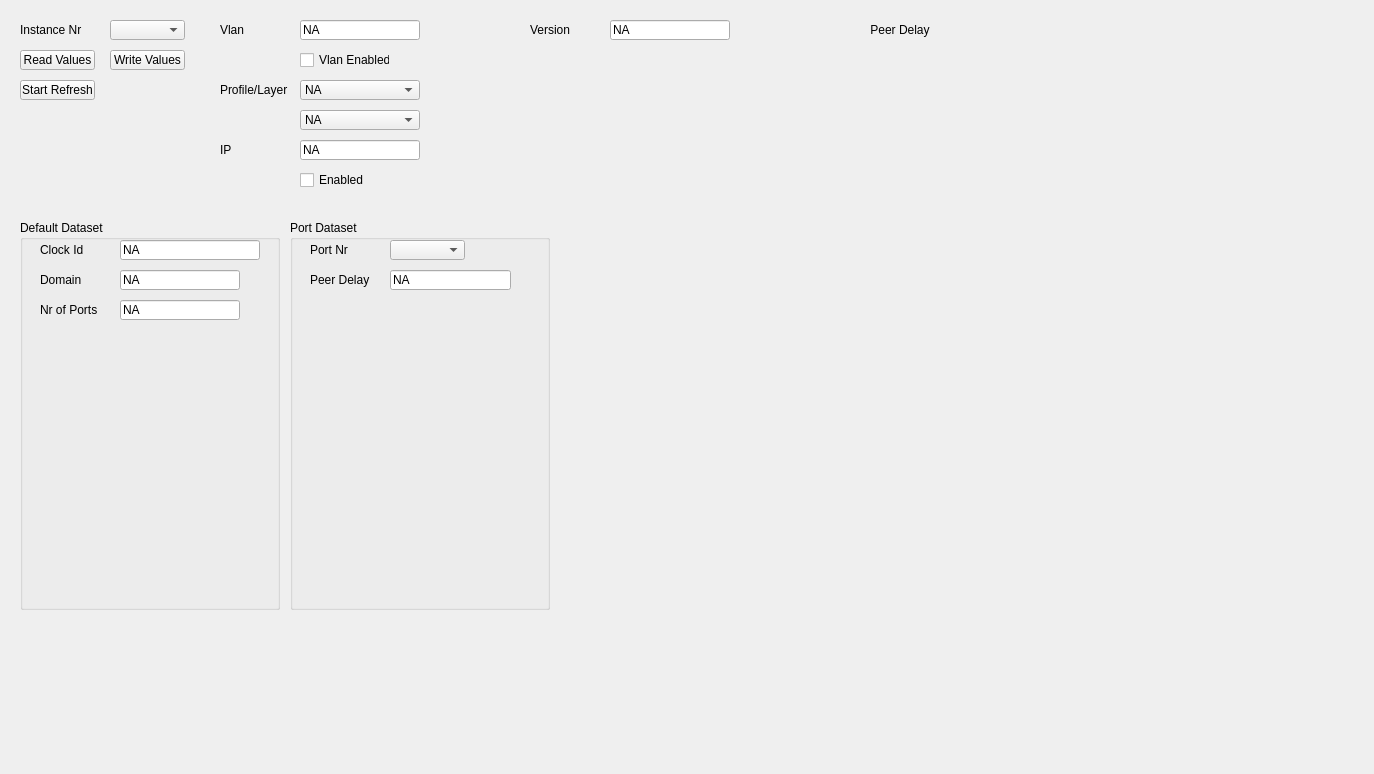
Above: UCM/Library/UniversalConfigurationManager/PtpTcTab/Ucm_PtpTcTab.ui from NetTimeLogic/UniversalConfigurationManager before the change. Below: the same form after it.
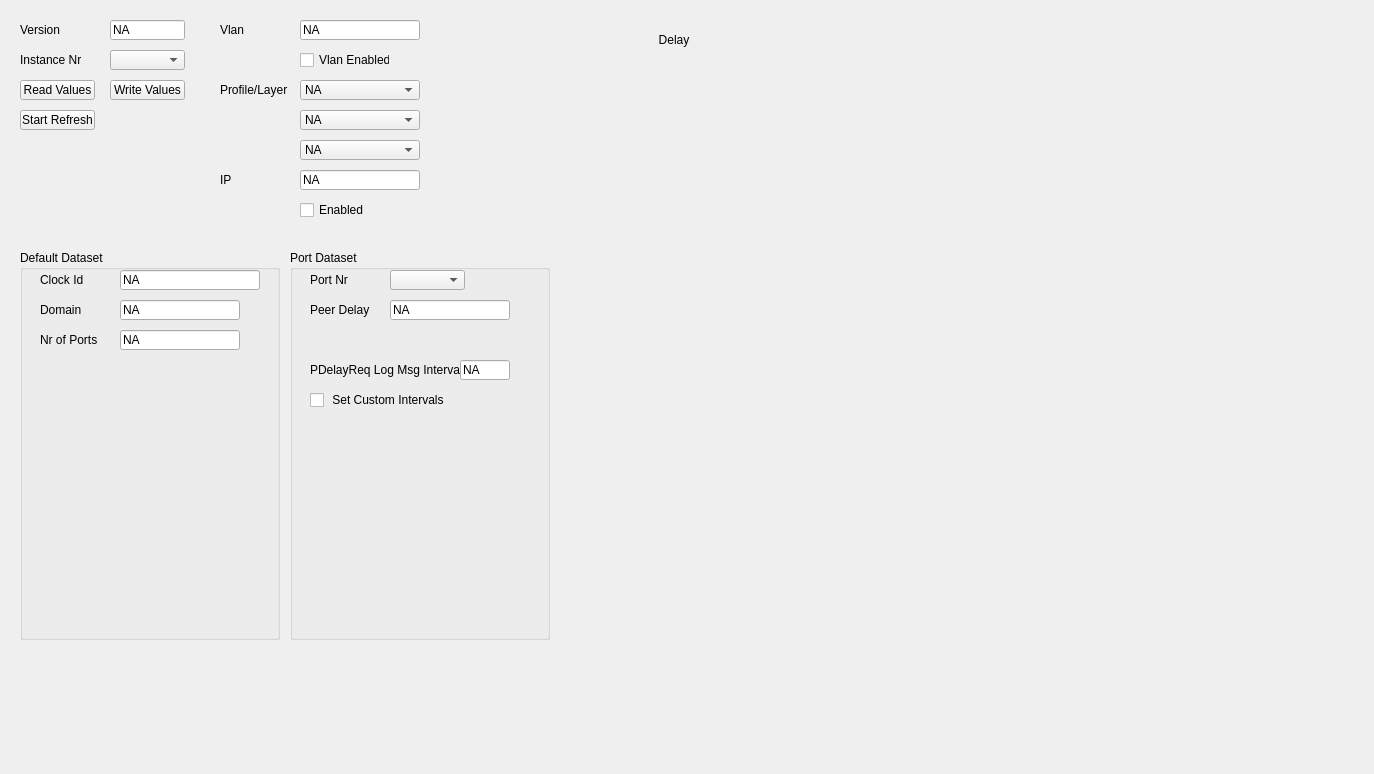
That is the form after the change.

What changed in the file:
```diff
--- a/UCM/Library/UniversalConfigurationManager/PtpTcTab/Ucm_PtpTcTab.ui
+++ b/UCM/Library/UniversalConfigurationManager/PtpTcTab/Ucm_PtpTcTab.ui
@@ -10,6 +10,12 @@
     <height>774</height>
    </rect>
   </property>
+  <property name="sizePolicy">
+   <sizepolicy hsizetype="Fixed" vsizetype="Fixed">
+    <horstretch>0</horstretch>
+    <verstretch>0</verstretch>
+   </sizepolicy>
+  </property>
   <property name="windowTitle">
    <string>Form</string>
   </property>
@@ -17,7 +23,7 @@
    <property name="geometry">
     <rect>
      <x>110</x>
-     <y>50</y>
+     <y>80</y>
      <width>75</width>
      <height>20</height>
     </rect>
@@ -33,7 +39,7 @@
    <property name="geometry">
     <rect>
      <x>300</x>
-     <y>140</y>
+     <y>170</y>
      <width>120</width>
      <height>20</height>
     </rect>
@@ -42,25 +48,6 @@
     <string>NA</string>
    </property>
   </widget>
-  <widget class="QLabel" name="PtpTcDelayChartLabel">
-   <property name="geometry">
-    <rect>
-     <x>750</x>
-     <y>20</y>
-     <width>300</width>
-     <height>20</height>
-    </rect>
-   </property>
-   <property name="layoutDirection">
-    <enum>Qt::LeftToRight</enum>
-   </property>
-   <property name="text">
-    <string>Peer Delay</string>
-   </property>
-   <property name="alignment">
-    <set>Qt::AlignCenter</set>
-   </property>
-  </widget>
   <widget class="QComboBox" name="PtpTcLayerValue">
    <property name="geometry">
     <rect>
@@ -93,7 +80,7 @@
    <property name="geometry">
     <rect>
      <x>110</x>
-     <y>20</y>
+     <y>50</y>
      <width>75</width>
      <height>20</height>
     </rect>
@@ -103,11 +90,17 @@
    <property name="geometry">
     <rect>
      <x>20</x>
-     <y>220</y>
+     <y>250</y>
      <width>260</width>
      <height>390</height>
     </rect>
    </property>
+   <property name="sizePolicy">
+    <sizepolicy hsizetype="Preferred" vsizetype="Preferred">
+     <horstretch>0</horstretch>
+     <verstretch>0</verstretch>
+    </sizepolicy>
+   </property>
    <property name="title">
     <string>Default Dataset</string>
    </property>
@@ -206,7 +199,7 @@
    <property name="geometry">
     <rect>
      <x>20</x>
-     <y>50</y>
+     <y>80</y>
      <width>75</width>
      <height>20</height>
     </rect>
@@ -221,9 +214,9 @@
    </property>
    <property name="geometry">
     <rect>
-     <x>610</x>
+     <x>110</x>
      <y>20</y>
-     <width>120</width>
+     <width>75</width>
      <height>20</height>
     </rect>
    </property>
@@ -237,7 +230,7 @@
   <widget class="QLabel" name="PtpTcVersionLabel">
    <property name="geometry">
     <rect>
-     <x>530</x>
+     <x>20</x>
      <y>20</y>
      <width>80</width>
      <height>20</height>
@@ -264,7 +257,7 @@
    <property name="geometry">
     <rect>
      <x>20</x>
-     <y>80</y>
+     <y>110</y>
      <width>75</width>
      <height>20</height>
     </rect>
@@ -277,7 +270,7 @@
    <property name="geometry">
     <rect>
      <x>220</x>
-     <y>140</y>
+     <y>170</y>
      <width>80</width>
      <height>20</height>
     </rect>
@@ -323,7 +316,7 @@
    <property name="geometry">
     <rect>
      <x>290</x>
-     <y>220</y>
+     <y>250</y>
      <width>260</width>
      <height>390</height>
     </rect>
@@ -352,7 +345,7 @@
      <rect>
       <x>100</x>
       <y>50</y>
-      <width>121</width>
+      <width>120</width>
       <height>20</height>
      </rect>
     </property>
@@ -386,12 +379,57 @@
      <string>Port Nr</string>
     </property>
    </widget>
+   <widget class="QLineEdit" name="PtpTcPortDsPDelayReqLogMsgIntervalValue">
+    <property name="enabled">
+     <bool>true</bool>
+    </property>
+    <property name="geometry">
+     <rect>
+      <x>170</x>
+      <y>110</y>
+      <width>50</width>
+      <height>20</height>
+     </rect>
+    </property>
+    <property name="text">
+     <string>NA</string>
+    </property>
+    <property name="readOnly">
+     <bool>false</bool>
+    </property>
+   </widget>
+   <widget class="QLabel" name="PtpTcPortDsPDelayReqLogMsgIntervalLabel">
+    <property name="geometry">
+     <rect>
+      <x>20</x>
+      <y>110</y>
+      <width>150</width>
+      <height>20</height>
+     </rect>
+    </property>
+    <property name="text">
+     <string>PDelayReq Log Msg Interval</string>
+    </property>
+   </widget>
+   <widget class="QCheckBox" name="PtpTcPortDsSetCustomIntervalsCheckBox">
+    <property name="geometry">
+     <rect>
+      <x>20</x>
+      <y>140</y>
+      <width>200</width>
+      <height>20</height>
+     </rect>
+    </property>
+    <property name="text">
+     <string> Set Custom Intervals</string>
+    </property>
+   </widget>
   </widget>
   <widget class="QLabel" name="PtpTcInstanceLabel">
    <property name="geometry">
     <rect>
      <x>20</x>
-     <y>20</y>
+     <y>50</y>
      <width>80</width>
      <height>20</height>
     </rect>
@@ -417,7 +455,7 @@
    <property name="geometry">
     <rect>
      <x>300</x>
-     <y>170</y>
+     <y>200</y>
      <width>80</width>
      <height>20</height>
     </rect>
@@ -455,21 +493,111 @@
     <string>Profile/Layer</string>
    </property>
   </widget>
-  <widget class="QWidget" name="PtpTcDelayChartWidget">
+  <widget class="QComboBox" name="PtpTcDelayMechanismValue">
    <property name="geometry">
     <rect>
-     <x>750</x>
+     <x>300</x>
+     <y>140</y>
+     <width>120</width>
+     <height>20</height>
+    </rect>
+   </property>
+   <property name="autoFillBackground">
+    <bool>false</bool>
+   </property>
+   <item>
+    <property name="text">
+     <string>NA</string>
+    </property>
+   </item>
+   <item>
+    <property name="text">
+     <string>E2E</string>
+    </property>
+   </item>
+   <item>
+    <property name="text">
+     <string>P2P</string>
+    </property>
+   </item>
+  </widget>
+  <widget class="QLabel" name="PtpTcDelayChartLabel">
+   <property name="geometry">
+    <rect>
+     <x>449</x>
+     <y>30</y>
+     <width>450</width>
+     <height>20</height>
+    </rect>
+   </property>
+   <property name="layoutDirection">
+    <enum>Qt::LeftToRight</enum>
+   </property>
+   <property name="text">
+    <string>Delay</string>
+   </property>
+   <property name="alignment">
+    <set>Qt::AlignCenter</set>
+   </property>
+  </widget>
+  <widget class="QWidget" name="PtpTcDelayChartValue" native="true">
+   <property name="geometry">
+    <rect>
+     <x>450</x>
      <y>20</y>
-     <width>300</width>
-     <height>170</height>
+     <width>450</width>
+     <height>210</height>
     </rect>
    </property>
-   <layout class="QVBoxLayout" name="PtpTcDelayChartLayout">
+   <property name="autoFillBackground">
+    <bool>true</bool>
+   </property>
+   <layout class="QVBoxLayout" name="verticalLayout">
     <property name="spacing">
-     <number>6</number>
+     <number>0</number>
     </property>
+    <property name="leftMargin">
+     <number>0</number>
+    </property>
+    <property name="topMargin">
+     <number>0</number>
+    </property>
+    <property name="rightMargin">
+     <number>0</number>
+    </property>
+    <property name="bottomMargin">
+     <number>0</number>
+    </property>
+    <item>
+     <layout class="QVBoxLayout" name="PtpTcDelayChartLayout">
+      <property name="spacing">
+       <number>0</number>
+      </property>
+     </layout>
+    </item>
    </layout>
   </widget>
+  <zorder>PtpTcWriteValuesButton</zorder>
+  <zorder>PtpTcIpValue</zorder>
+  <zorder>PtpTcLayerValue</zorder>
+  <zorder>PtpTcInstanceComboBox</zorder>
+  <zorder>PtpTcDefaultDsGroupBox</zorder>
+  <zorder>PtpTcReadValuesButton</zorder>
+  <zorder>PtpTcVersionValue</zorder>
+  <zorder>PtpTcVersionLabel</zorder>
+  <zorder>PtpTcVlanLabel</zorder>
+  <zorder>PtpTcAutoRefreshButton</zorder>
+  <zorder>PtpTcIpLabel</zorder>
+  <zorder>PtpTcProfileValue</zorder>
+  <zorder>PtpTcPortDsGroupBox</zorder>
+  <zorder>PtpTcInstanceLabel</zorder>
+  <zorder>PtpTcVlanEnableCheckBox</zorder>
+  <zorder>PtpTcEnableCheckBox</zorder>
+  <zorder>PtpTcVlanValue</zorder>
+  <zorder>PtpTcProfileLabel</zorder>
+  <zorder>PtpTcDelayMechanismValue</zorder>
+  <zorder>PtpTcDelayChartValue</zorder>
+  <zorder>PtpTcDelayChartLabel</zorder>
  </widget>
  <resources/>
  <connections/>
```
